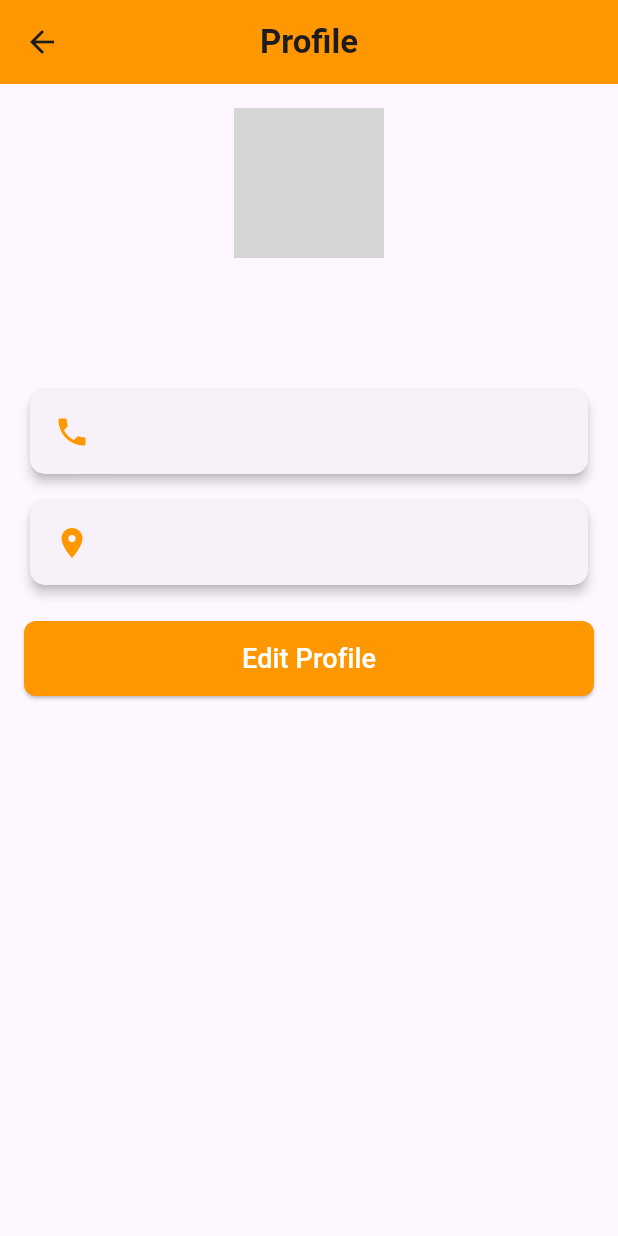
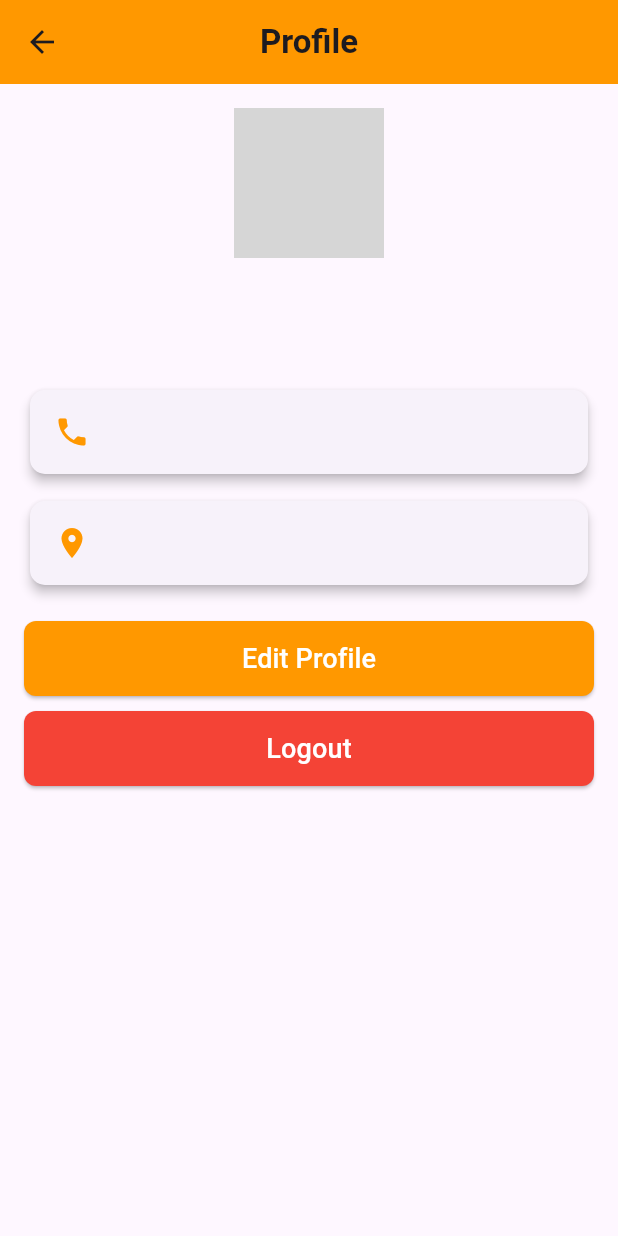
Before and after one commit to balapravin2004/food_delivery_app, a Flutter app: the ProfileScreen screen opened directly, on a phone screen of 412 x 824 dp. Run offline on Flutter 3.47's test engine with Material 3 defaults, Android fonts, the phone set to English and light mode, and no system bars; our stand-ins replace cloud_firestore, firebase_auth, firebase_core, flutter_easyloading, flutter_rating_bar, flutter_timezone and 3 more; missing offline and left inert: custom_map_markers, otp_pin_field; accounts and stored records are empty; grey boxes are pictures that could not be loaded.

Commit message:
adding logout featiure

```diff
--- a/lib/profile_screen.dart
+++ b/lib/profile_screen.dart
@@ -2,6 +2,7 @@ import 'package:flutter/material.dart';
 import 'package:firebase_auth/firebase_auth.dart';
 import 'package:cloud_firestore/cloud_firestore.dart';
 import 'edit_profile_screen.dart';
+import 'auth/login_screen.dart'; // <-- Make sure this import path is correct based on your folder structure
 
 class ProfileScreen extends StatelessWidget {
   final User? user = FirebaseAuth.instance.currentUser;
@@ -77,7 +78,7 @@ class ProfileScreen extends StatelessWidget {
                       Navigator.push(
                         context,
                         MaterialPageRoute(builder: (context) => EditProfileScreen()),
-                        );
+                      );
                     },
                     style: ElevatedButton.styleFrom(
                       backgroundColor: Colors.orange,
@@ -85,6 +86,26 @@ class ProfileScreen extends StatelessWidget {
                       shape: RoundedRectangleBorder(borderRadius: BorderRadius.circular(8)),
                     ),
                     child: Text("Edit Profile", style: TextStyle(fontSize: 18, color: Colors.white)),
+                  ),
+                ),
+                SizedBox(height: 10),
+                SizedBox(
+                  width: double.infinity,
+                  child: ElevatedButton(
+                    onPressed: () async {
+                      await FirebaseAuth.instance.signOut();
+                      Navigator.pushAndRemoveUntil(
+                        context,
+                        MaterialPageRoute(builder: (context) => LoginScreen()),
+                        (route) => false,
+                      );
+                    },
+                    style: ElevatedButton.styleFrom(
+                      backgroundColor: Colors.red,
+                      padding: EdgeInsets.symmetric(vertical: 12),
+                      shape: RoundedRectangleBorder(borderRadius: BorderRadius.circular(8)),
+                    ),
+                    child: Text("Logout", style: TextStyle(fontSize: 18, color: Colors.white)),
                   ),
                 ),
               ],
```
Also changed, not shown: 2 other files.
